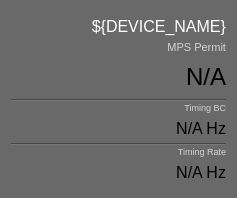
Above: gui/widgets/mps_permit_panel.ui from zdomke/sc_mps_gui before the change. Below: the same form after it.
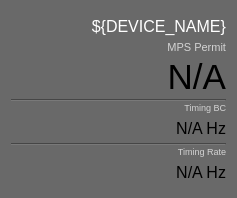
That is the form after the change. Custom widgets are drawn as their Qt base class.

```diff
--- a/gui/widgets/mps_permit_panel.ui
+++ b/gui/widgets/mps_permit_panel.ui
@@ -93,7 +93,7 @@
        </property>
        <property name="font">
         <font>
-         <pointsize>18</pointsize>
+         <pointsize>26</pointsize>
         </font>
        </property>
        <property name="toolTip">
```
